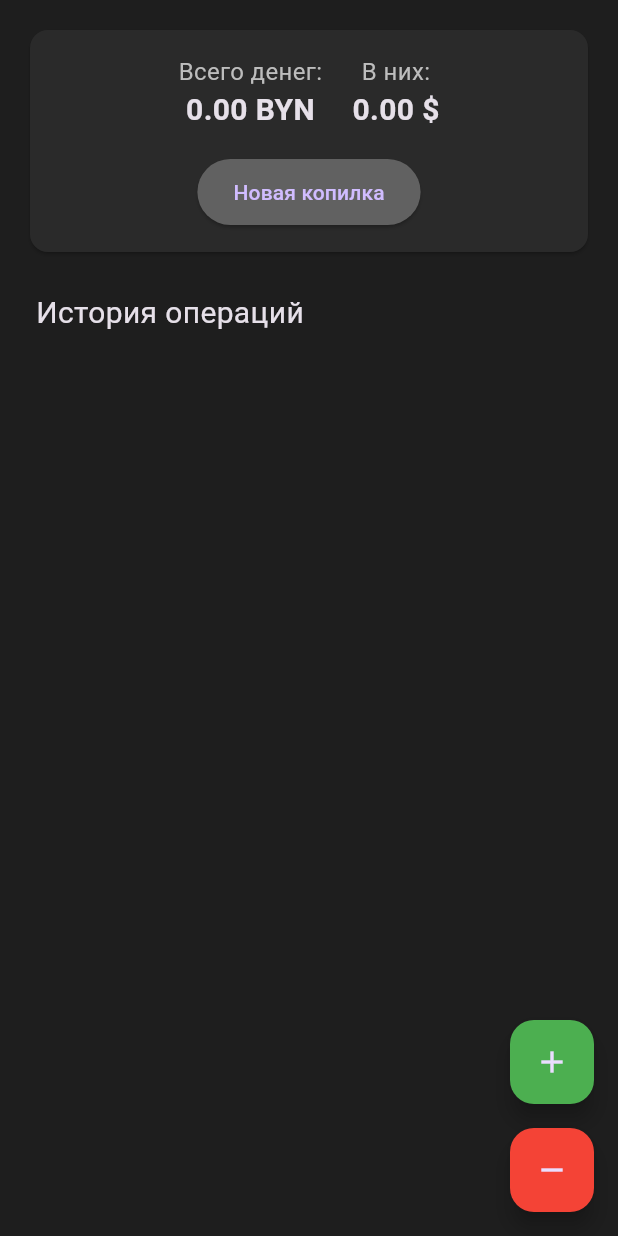
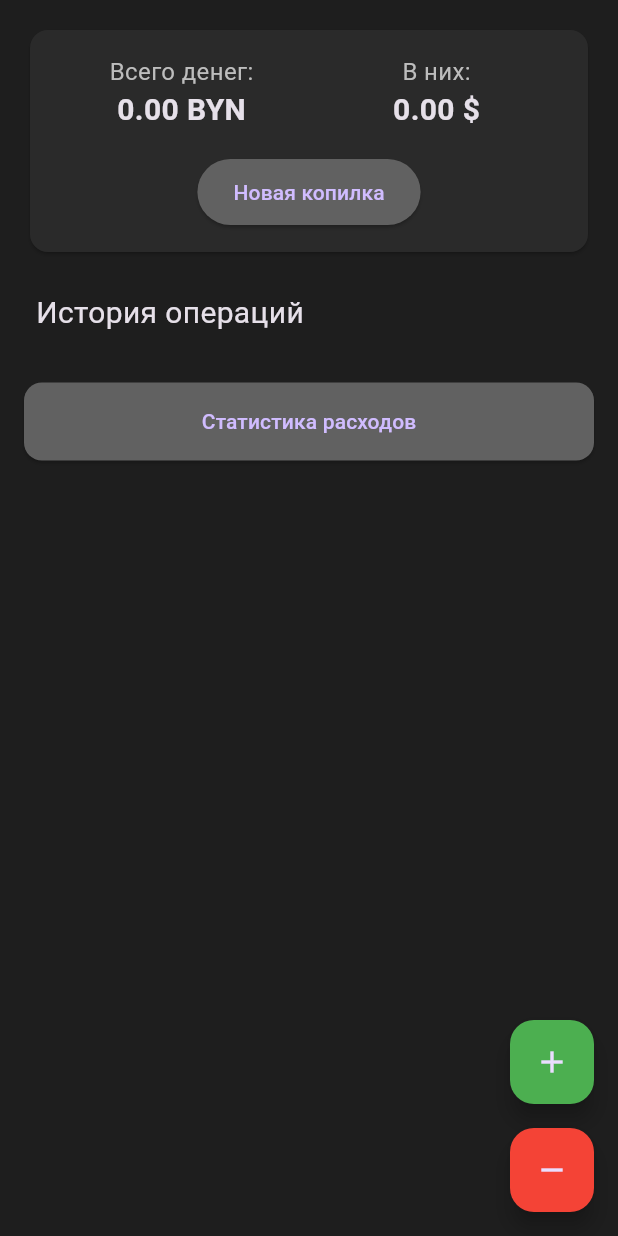
Before and after one commit to PocketSFabuser/Wallet, a Flutter app: the screen it shows after launch, on a phone screen of 412 x 824 dp. Run offline on Flutter 3.47's test engine with Material 3 defaults, Android fonts, the light colour scheme and no system bars; our stand-ins replace fl_chart, shared_preferences.

Commit message:
v0.2a add statistics

```diff
--- a/lib/main.dart
+++ b/lib/main.dart
@@ -1,6 +1,8 @@
 import 'package:flutter/material.dart';
 import 'package:shared_preferences/shared_preferences.dart';
 import 'dart:convert';
+import 'stats_page.dart';
+import 'models.dart';
 
 void main() => runApp(const MyApp());
 
@@ -19,63 +21,6 @@ class MyApp extends StatelessWidget {
   }
 }
 
-// Enum для категорий расходов с иконками
-enum ExpenseCategory {
-  entertainment('Развлечения', Icons.movie),
-  shopping('Магазин', Icons.shopping_cart),
-  clothes('Одежда', Icons.checkroom),
-  sports('Спорт', Icons.sports_soccer),
-  education('Образование', Icons.school);
-
-  final String name;
-  final IconData icon;
-
-  const ExpenseCategory(this.name, this.icon);
-}
-
-class Transaction {
-  final String type;
-  final double amount;
-  final DateTime date;
-  final String description;
-  final String? target;
-  final String currency;
-  final ExpenseCategory? category;
-
-  Transaction({
-    required this.type,
-    required this.amount,
-    required this.date,
-    required this.description,
-    required this.currency,
-    this.target,
-    this.category,
-  });
-
-  Map<String, dynamic> toJson() => {
-    'type': type,
-    'amount': amount,
-    'date': date.toIso8601String(),
-    'description': description,
-    'target': target,
-    'currency': currency,
-    'category': category?.name,
-  };
-
-  factory Transaction.fromJson(Map<String, dynamic> json) => Transaction(
-    type: json['type'],
-    amount: json['amount'],
-    date: DateTime.parse(json['date']),
-    description: json['description'],
-    target: json['target'],
-    currency: json['currency'] ?? 'BYN',
-    category: json['category'] != null
-        ? ExpenseCategory.values.firstWhere(
-            (e) => e.name == json['category'],
-        orElse: () => ExpenseCategory.entertainment)
-        : null,
-  );
-}
 
 class PiggyBank {
   final String name;
@@ -235,21 +180,26 @@ class _MyHomePageState extends State<MyHomePage> with TickerProviderStateMixin {
     );
   }
 
-  void _showTransactionDialog({String? type, bool forBank = false, PiggyBank? bankToDelete}) {
+  void _showTransactionDialog(
+      {String? type, bool forBank = false, PiggyBank? bankToDelete}) {
     _selectedCategory = null;
 
     showDialog(
       context: context,
       barrierColor: Colors.black54,
-      builder: (ctx) => AlertDialog(
+      builder: (ctx) =>
+          AlertDialog(
             shape: RoundedRectangleBorder(
               borderRadius: BorderRadius.circular(16),
             ),
             title: Text(forBank
-            ? (bankToDelete != null ? 'Удалить копилку?' : 'Пополнить копилку')
+                ? (bankToDelete != null
+                ? 'Удалить копилку?'
+                : 'Пополнить копилку')
                 : 'Добавить ${type == 'income' ? 'доход' : 'расход'}'),
             content: bankToDelete != null
-            ? Text('Вы уверены, что хотите удалить копилку "${bankToDelete.name}"?')
+                ? Text('Вы уверены, что хотите удалить копилку "${bankToDelete
+                .name}"?')
                 : Column(
               mainAxisSize: MainAxisSize.min,
               children: [
@@ -330,16 +280,21 @@ class _MyHomePageState extends State<MyHomePage> with TickerProviderStateMixin {
                     _deletePiggyBank(bankToDelete);
                     Navigator.pop(ctx);
                   },
-              child: const Text('Удалить', style: TextStyle(color: Colors.red)),
+                  child: const Text(
+                      'Удалить', style: TextStyle(color: Colors.red)),
                 ),
-          ] else ...[
+              ] else
+                ...[
                   if (forBank && _selectedBank != null)
                     TextButton(
                       onPressed: () {
-                  final bank = _piggyBanks.firstWhere((b) => b.name == _selectedBank);
-                  _showTransactionDialog(forBank: true, bankToDelete: bank);
+                        final bank = _piggyBanks.firstWhere((b) =>
+                        b.name == _selectedBank);
+                        _showTransactionDialog(
+                            forBank: true, bankToDelete: bank);
                       },
-                child: const Text('Удалить', style: TextStyle(color: Colors.red)),
+                      child: const Text(
+                          'Удалить', style: TextStyle(color: Colors.red)),
                     ),
                   TextButton(
                     onPressed: () => Navigator.pop(ctx),
@@ -366,7 +321,8 @@ class _MyHomePageState extends State<MyHomePage> with TickerProviderStateMixin {
     showDialog(
       context: context,
       barrierColor: Colors.black54,
-      builder: (ctx) => AlertDialog(
+      builder: (ctx) =>
+          AlertDialog(
             shape: RoundedRectangleBorder(
               borderRadius: BorderRadius.circular(16),
             ),
@@ -398,7 +354,8 @@ class _MyHomePageState extends State<MyHomePage> with TickerProviderStateMixin {
               TextButton(
                 onPressed: () {
                   final target = double.tryParse(_bankTargetController.text);
-              if (_bankNameController.text.isNotEmpty && target != null && target > 0) {
+                  if (_bankNameController.text.isNotEmpty && target != null &&
+                      target > 0) {
                     _addPiggyBank(
                       name: _bankNameController.text,
                       targetAmount: target,
@@ -434,7 +391,7 @@ class _MyHomePageState extends State<MyHomePage> with TickerProviderStateMixin {
             ? _selectedCategory!.name
             : 'Без описания'),
         currency: currency,
-      category: type == 'expense' ? _selectedCategory : null,
+        category: type == 'expense' ? _selectedCategory : null
     );
 
     setState(() {
@@ -469,7 +426,8 @@ class _MyHomePageState extends State<MyHomePage> with TickerProviderStateMixin {
 
     final convertedAmount = currency == 'USD' ? amount * _exchangeRate : amount;
     final oldProgress = _piggyBanks[bankIndex].progress;
-    final newProgress = (_piggyBanks[bankIndex].currentAmount + convertedAmount) /
+    final newProgress = (_piggyBanks[bankIndex].currentAmount +
+        convertedAmount) /
         _piggyBanks[bankIndex].targetAmount;
 
     final newTransaction = Transaction(
@@ -549,14 +507,16 @@ class _MyHomePageState extends State<MyHomePage> with TickerProviderStateMixin {
     final transaction = _transactions[index];
 
     if (transaction.target != null) {
-      final bankIndex = _piggyBanks.indexWhere((b) => b.name == transaction.target);
+      final bankIndex = _piggyBanks.indexWhere((b) =>
+      b.name == transaction.target);
       if (bankIndex != -1) {
         final convertedAmount = transaction.currency == 'USD'
             ? transaction.amount * _exchangeRate
             : transaction.amount;
 
         final oldProgress = _piggyBanks[bankIndex].progress;
-        final newProgress = (_piggyBanks[bankIndex].currentAmount - convertedAmount) /
+        final newProgress = (_piggyBanks[bankIndex].currentAmount -
+            convertedAmount) /
             _piggyBanks[bankIndex].targetAmount;
 
         _piggyBanks[bankIndex] = PiggyBank(
@@ -591,7 +551,8 @@ class _MyHomePageState extends State<MyHomePage> with TickerProviderStateMixin {
   void _showError(String message) {
     showDialog(
       context: context,
-      builder: (ctx) => AlertDialog(
+      builder: (ctx) =>
+          AlertDialog(
             content: Text(message),
             actions: [
               TextButton(
@@ -608,7 +569,8 @@ class _MyHomePageState extends State<MyHomePage> with TickerProviderStateMixin {
     showDialog(
       context: context,
       barrierColor: Colors.black54,
-      builder: (ctx) => AlertDialog(
+      builder: (ctx) =>
+          AlertDialog(
             shape: RoundedRectangleBorder(
               borderRadius: BorderRadius.circular(16),
             ),
@@ -623,9 +585,11 @@ class _MyHomePageState extends State<MyHomePage> with TickerProviderStateMixin {
                 ),
                 const SizedBox(height: 8),
                 Text(
-              '${transaction.type == 'expense' ? '-' : '+'}${transaction.amount.toStringAsFixed(2)} ${transaction.currency}',
+                  '${transaction.type == 'expense' ? '-' : '+'}${transaction
+                      .amount.toStringAsFixed(2)} ${transaction.currency}',
                   style: TextStyle(
-                color: transaction.type == 'income' ? Colors.green : Colors.red,
+                    color: transaction.type == 'income' ? Colors.green : Colors
+                        .red,
                     fontSize: 16,
                     fontWeight: FontWeight.bold,
                   ),
@@ -634,7 +598,9 @@ class _MyHomePageState extends State<MyHomePage> with TickerProviderStateMixin {
                   Padding(
                     padding: const EdgeInsets.only(top: 4),
                     child: Text(
-                  '≈ ${_convertToBYN(transaction.amount, transaction.currency).toStringAsFixed(2)} BYN',
+                      '≈ ${_convertToBYN(
+                          transaction.amount, transaction.currency)
+                          .toStringAsFixed(2)} BYN',
                       style: const TextStyle(fontSize: 12),
                     ),
                   ),
@@ -810,7 +776,9 @@ class _MyHomePageState extends State<MyHomePage> with TickerProviderStateMixin {
             ],
           ),
           title: Text(t.description),
-          subtitle: Text('${t.date.day}.${t.date.month}.${t.date.year} - $typeText${t.category != null ? ' (${t.category!.name})' : ''}'),
+          subtitle: Text(
+              '${t.date.day}.${t.date.month}.${t.date.year} - $typeText${t
+                  .category != null ? ' (${t.category!.name})' : ''}'),
           trailing: Column(
             mainAxisSize: MainAxisSize.min,
             crossAxisAlignment: CrossAxisAlignment.end,
@@ -825,7 +793,8 @@ class _MyHomePageState extends State<MyHomePage> with TickerProviderStateMixin {
               ),
               if (t.currency != 'BYN')
                 Text(
-                  '≈ ${_convertToBYN(t.amount, t.currency).toStringAsFixed(2)} BYN',
+                  '≈ ${_convertToBYN(t.amount, t.currency).toStringAsFixed(
+                      2)} BYN',
                   style: const TextStyle(fontSize: 12),
                 ),
             ],
@@ -837,10 +806,15 @@ class _MyHomePageState extends State<MyHomePage> with TickerProviderStateMixin {
 
   @override
   Widget build(BuildContext context) {
-    final statusBarHeight = MediaQuery.of(context).padding.top;
+    final statusBarHeight = MediaQuery
+        .of(context)
+        .padding
+        .top;
 
     return Scaffold(
-      body: Padding(
+      body: Stack(
+        children: [
+          Padding(
             padding: EdgeInsets.only(top: statusBarHeight),
             child: SingleChildScrollView(
               padding: const EdgeInsets.all(16),
@@ -857,9 +831,10 @@ class _MyHomePageState extends State<MyHomePage> with TickerProviderStateMixin {
                       child: Column(
                         children: [
                           Row(
-                        mainAxisAlignment: MainAxisAlignment.center,
+                            mainAxisAlignment: MainAxisAlignment.spaceBetween,
                             children: [
-                          Column(
+                              Expanded(
+                                child: Column(
                                   crossAxisAlignment: CrossAxisAlignment.center,
                                   children: [
                                     Text(
@@ -878,8 +853,9 @@ class _MyHomePageState extends State<MyHomePage> with TickerProviderStateMixin {
                                     ),
                                   ],
                                 ),
-                          const SizedBox(width: 20),
-                          Column(
+                              ),
+                              Expanded(
+                                child: Column(
                                   crossAxisAlignment: CrossAxisAlignment.center,
                                   children: [
                                     Text(
@@ -897,6 +873,7 @@ class _MyHomePageState extends State<MyHomePage> with TickerProviderStateMixin {
                                       ),
                                     ),
                                   ],
+                                ),
                               ),
                             ],
                           ),
@@ -956,12 +933,42 @@ class _MyHomePageState extends State<MyHomePage> with TickerProviderStateMixin {
                           style: TextStyle(fontSize: 20),
                         ),
                       ),
-                  ..._transactions.reversed.map((t) => _buildTransactionItem(t)),
+                      ..._transactions.reversed.map((t) =>
+                          _buildTransactionItem(t)),
+                      const SizedBox(height: 80),
+                      // Отступ для кнопки статистики
                     ],
                   ),
                 ],
               ),
             ),
+          ),
+          // Закрепленная кнопка статистики
+          Positioned(
+            bottom: 16,
+            left: 16,
+            right: 16,
+            child: ElevatedButton(
+              onPressed: () {
+                Navigator.push(
+                  context,
+                  MaterialPageRoute(
+                    builder: (context) =>
+                        StatsPage(transactions: _transactions),
+                  ),
+                );
+              },
+              style: ElevatedButton.styleFrom(
+                backgroundColor: const Color(0xFF616161),
+                padding: const EdgeInsets.symmetric(vertical: 16),
+                shape: RoundedRectangleBorder(
+                  borderRadius: BorderRadius.circular(12),
+                ),
+              ),
+              child: const Text('Статистика расходов'),
+            ),
+          ),
+        ],
       ),
       floatingActionButton: Column(
         mainAxisAlignment: MainAxisAlignment.end,
--- /dev/null
+++ b/lib/models.dart
@@ -0,0 +1,89 @@
+import 'package:flutter/material.dart';
+
+// Enum для категорий расходов с иконками
+enum ExpenseCategory {
+  entertainment('Развлечения', Icons.movie),
+  shopping('Магазин', Icons.shopping_cart),
+  clothes('Одежда', Icons.checkroom),
+  sports('Спорт', Icons.sports_soccer),
+  education('Образование', Icons.school);
+
+  final String name;
+  final IconData icon;
+
+  const ExpenseCategory(this.name, this.icon);
+}
+
+class Transaction {
+  final String type;
+  final double amount;
+  final DateTime date;
+  final String description;
+  final String? target;
+  final String currency;
+  final ExpenseCategory? category;
+
+  Transaction({
+    required this.type,
+    required this.amount,
+    required this.date,
+    required this.description,
+    required this.currency,
+    this.target,
+    this.category,
+  });
+
+  Map<String, dynamic> toJson() => {
+    'type': type,
+    'amount': amount,
+    'date': date.toIso8601String(),
+    'description': description,
+    'target': target,
+    'currency': currency,
+    'category': category?.name,
+  };
+
+  factory Transaction.fromJson(Map<String, dynamic> json) => Transaction(
+    type: json['type'],
+    amount: json['amount'],
+    date: DateTime.parse(json['date']),
+    description: json['description'],
+    target: json['target'],
+    currency: json['currency'] ?? 'BYN',
+    category: json['category'] != null
+        ? ExpenseCategory.values.firstWhere(
+            (e) => e.name == json['category'],
+        orElse: () => ExpenseCategory.entertainment)
+        : null,
+  );
+}
+
+class PiggyBank {
+  final String name;
+  final double currentAmount;
+  final double targetAmount;
+  final Color color;
+
+  PiggyBank({
+    required this.name,
+    required this.currentAmount,
+    required this.targetAmount,
+    this.color = Colors.blue,
+  });
+
+  double get progress => currentAmount / targetAmount;
+
+  Map<String, dynamic> toJson() => {
+    'name': name,
+    'currentAmount': currentAmount,
+    'targetAmount': targetAmount,
+    'color': color.value,
+  };
+
+  factory PiggyBank.fromJson(Map<String, dynamic> json) => PiggyBank(
+    name: json['name'],
+    currentAmount: json['currentAmount'],
+    targetAmount: json['targetAmount'],
+    color: Color(json['color']),
+  );
+}
```
Also changed, not shown: lib/stats_page.dart (added, +260 -0 lines), pubspec.yaml (+5 -2 lines), pubspec.lock, 1 other file. Lines whose indentation alone changed are shown as unchanged.
